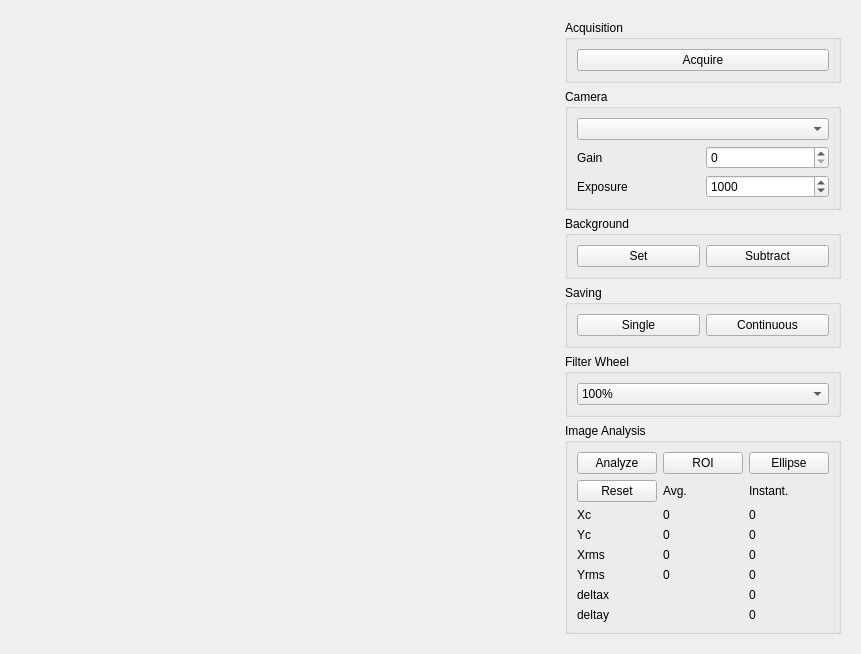
Old version of the form cameras/Python/main_window_2.0.ui in the repository afisher000/Radiabeam.
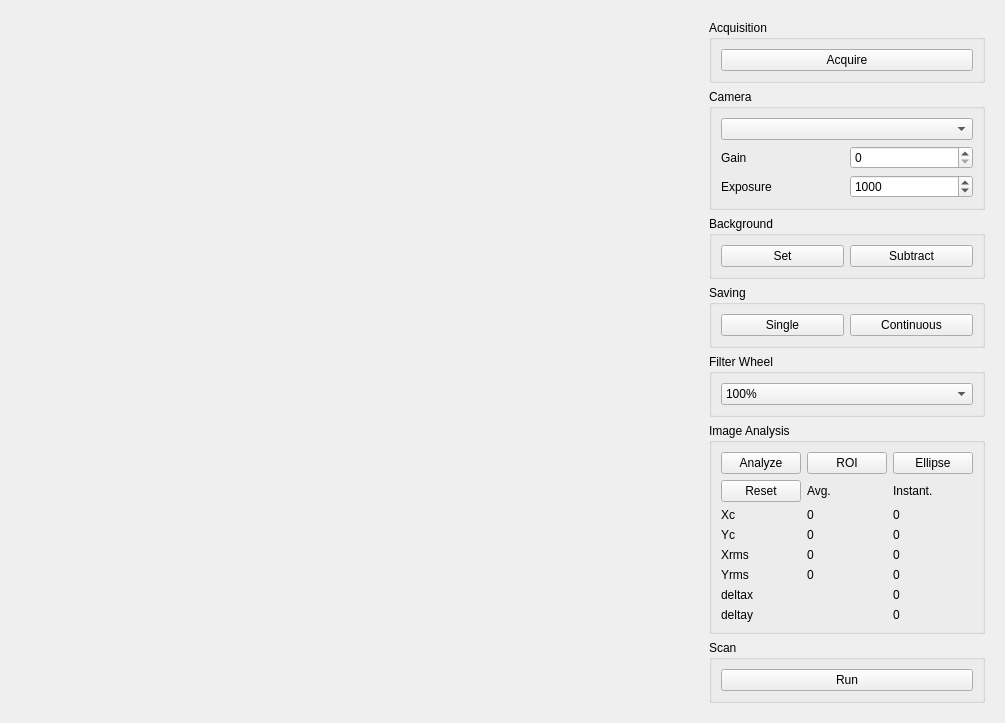
New version of the form.

Patch:
```diff
--- a/cameras/Python/main_window_2.0.ui
+++ b/cameras/Python/main_window_2.0.ui
@@ -6,8 +6,8 @@
    <rect>
     <x>0</x>
     <y>0</y>
-    <width>861</width>
-    <height>621</height>
+    <width>1005</width>
+    <height>658</height>
    </rect>
   </property>
   <property name="windowTitle">
@@ -31,13 +31,17 @@
     <widget class="QWidget" name="widget" native="true">
      <property name="minimumSize">
       <size>
-       <width>500</width>
-       <height>0</height>
+       <width>640</width>
+       <height>640</height>
       </size>
      </property>
-     <layout class="QHBoxLayout" name="horizontalLayout_5">
+     <layout class="QHBoxLayout" name="horizontalLayout_5" stretch="0">
       <item>
-       <layout class="QVBoxLayout" name="imageLayout"/>
+       <layout class="QVBoxLayout" name="imageLayout" stretch="">
+        <property name="spacing">
+         <number>24</number>
+        </property>
+       </layout>
       </item>
      </layout>
     </widget>
@@ -365,6 +369,22 @@
         </layout>
        </widget>
       </item>
+      <item>
+       <widget class="QGroupBox" name="groupBox_7">
+        <property name="title">
+         <string>Scan</string>
+        </property>
+        <layout class="QVBoxLayout" name="verticalLayout_2">
+         <item>
+          <widget class="QPushButton" name="runscanButton">
+           <property name="text">
+            <string>Run</string>
+           </property>
+          </widget>
+         </item>
+        </layout>
+       </widget>
+      </item>
       <item>
        <spacer name="verticalSpacer">
         <property name="orientation">
```
